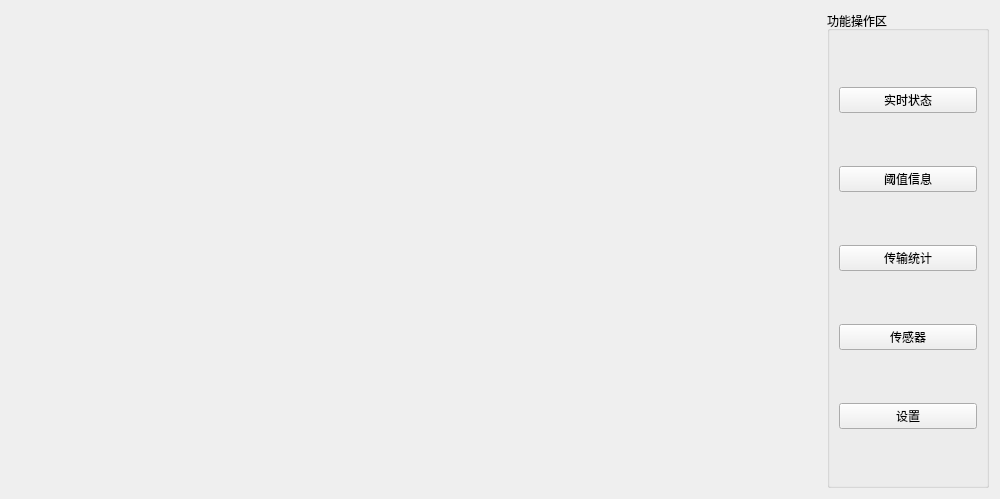
Qt form LoadCabinet/input/in_mainwid.ui (luozhiyong131/BusBar) before a commit.
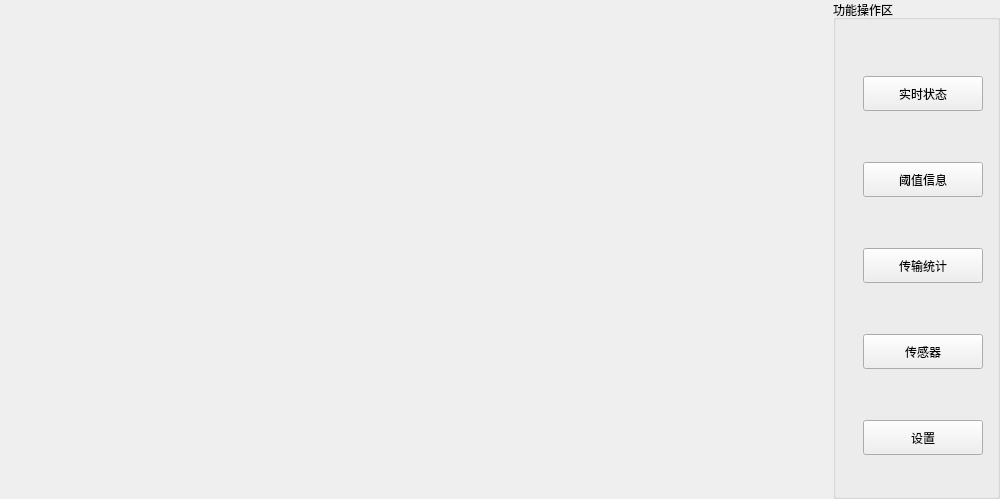
The same form after that commit.

Commit message: 界面调整

```diff
--- a/LoadCabinet/input/in_mainwid.ui
+++ b/LoadCabinet/input/in_mainwid.ui
@@ -14,6 +14,24 @@
    <string>Form</string>
   </property>
   <layout class="QHBoxLayout" name="horizontalLayout" stretch="10,2">
+   <property name="spacing">
+    <number>0</number>
+   </property>
+   <property name="sizeConstraint">
+    <enum>QLayout::SetDefaultConstraint</enum>
+   </property>
+   <property name="leftMargin">
+    <number>0</number>
+   </property>
+   <property name="topMargin">
+    <number>0</number>
+   </property>
+   <property name="rightMargin">
+    <number>0</number>
+   </property>
+   <property name="bottomMargin">
+    <number>0</number>
+   </property>
    <item>
     <widget class="QStackedWidget" name="stackedWid"/>
    </item>
@@ -22,43 +40,71 @@
      <property name="title">
       <string>功能操作区</string>
      </property>
-     <layout class="QVBoxLayout" name="verticalLayout">
-      <item>
        <widget class="QPushButton" name="realBtn">
+      <property name="geometry">
+       <rect>
+        <x>30</x>
+        <y>76</y>
+        <width>120</width>
+        <height>35</height>
+       </rect>
+      </property>
         <property name="text">
          <string>实时状态</string>
         </property>
        </widget>
-      </item>
-      <item>
        <widget class="QPushButton" name="thresholdBtn">
+      <property name="geometry">
+       <rect>
+        <x>30</x>
+        <y>162</y>
+        <width>120</width>
+        <height>35</height>
+       </rect>
+      </property>
         <property name="text">
          <string>阈值信息</string>
         </property>
        </widget>
-      </item>
-      <item>
        <widget class="QPushButton" name="transBtn">
+      <property name="geometry">
+       <rect>
+        <x>30</x>
+        <y>248</y>
+        <width>120</width>
+        <height>35</height>
+       </rect>
+      </property>
         <property name="text">
          <string>传输统计</string>
         </property>
        </widget>
-      </item>
-      <item>
        <widget class="QPushButton" name="envBtn">
+      <property name="geometry">
+       <rect>
+        <x>30</x>
+        <y>334</y>
+        <width>120</width>
+        <height>35</height>
+       </rect>
+      </property>
         <property name="text">
          <string>传感器</string>
         </property>
        </widget>
-      </item>
-      <item>
        <widget class="QPushButton" name="setBtn">
+      <property name="geometry">
+       <rect>
+        <x>30</x>
+        <y>420</y>
+        <width>120</width>
+        <height>35</height>
+       </rect>
+      </property>
         <property name="text">
          <string>设置</string>
         </property>
        </widget>
-      </item>
-     </layout>
     </widget>
    </item>
   </layout>
```
Lines whose indentation alone changed are shown as unchanged. The commit also changes 4 other files.
